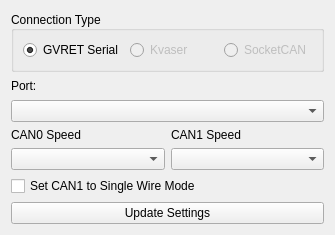
Before: the Qt Designer form connectionwindow.ui in collin80/SavvyCAN, drawn with Qt 5.
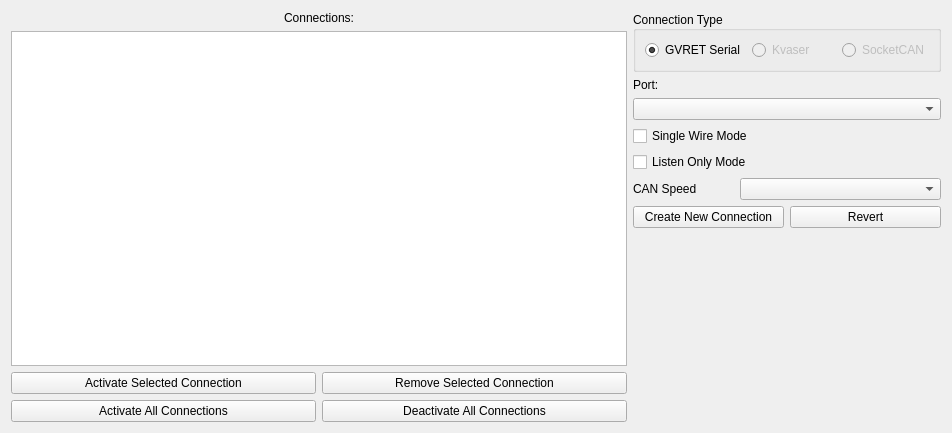
After: the same form once the commit is applied.

Commit message: Preliminary pass at converting connection system to use a more generic approach and support more devices and multiple devices at the same time.

```diff
--- a/connectionwindow.ui
+++ b/connectionwindow.ui
@@ -6,14 +6,73 @@
    <rect>
     <x>0</x>
     <y>0</y>
-    <width>335</width>
-    <height>235</height>
+    <width>952</width>
+    <height>433</height>
    </rect>
   </property>
   <property name="windowTitle">
    <string>Connection Settings</string>
   </property>
+  <layout class="QHBoxLayout" name="horizontalLayout" stretch="2,1">
+   <item>
   <layout class="QVBoxLayout" name="verticalLayout">
+     <item alignment="Qt::AlignHCenter">
+      <widget class="QLabel" name="label_4">
+       <property name="text">
+        <string>Connections:</string>
+       </property>
+      </widget>
+     </item>
+     <item>
+      <widget class="QTableView" name="tableConnections">
+       <property name="selectionMode">
+        <enum>QAbstractItemView::SingleSelection</enum>
+       </property>
+       <property name="selectionBehavior">
+        <enum>QAbstractItemView::SelectRows</enum>
+       </property>
+      </widget>
+     </item>
+     <item>
+      <layout class="QHBoxLayout" name="horizontalLayout_5">
+       <item>
+        <widget class="QPushButton" name="btnBusActivate">
+         <property name="text">
+          <string>Activate Selected Connection</string>
+         </property>
+        </widget>
+       </item>
+       <item>
+        <widget class="QPushButton" name="btnRemoveBus">
+         <property name="text">
+          <string>Remove Selected Connection</string>
+         </property>
+        </widget>
+       </item>
+      </layout>
+     </item>
+     <item>
+      <layout class="QHBoxLayout" name="horizontalLayout_6">
+       <item>
+        <widget class="QPushButton" name="btnActivateAll">
+         <property name="text">
+          <string>Activate All Connections</string>
+         </property>
+        </widget>
+       </item>
+       <item>
+        <widget class="QPushButton" name="btnDeactivateAll">
+         <property name="text">
+          <string>Deactivate All Connections</string>
+         </property>
+        </widget>
+       </item>
+      </layout>
+     </item>
+    </layout>
+   </item>
+   <item>
+    <layout class="QVBoxLayout" name="verticalLayout_2">
    <item>
     <widget class="QGroupBox" name="groupBox">
      <property name="title">
@@ -72,43 +131,66 @@
    <item>
     <widget class="QComboBox" name="cbPort"/>
    </item>
-   <item>
-    <layout class="QGridLayout" name="gridLayout">
-     <item row="0" column="0">
-      <widget class="QLabel" name="label_2">
-       <property name="text">
-        <string>CAN0 Speed</string>
-       </property>
-      </widget>
-     </item>
-     <item row="0" column="1">
-      <widget class="QLabel" name="label_3">
-       <property name="text">
-        <string>CAN1 Speed</string>
-       </property>
-      </widget>
-     </item>
-     <item row="1" column="0">
-      <widget class="QComboBox" name="cbSpeed0"/>
-     </item>
-     <item row="1" column="1">
-      <widget class="QComboBox" name="cbSpeed1"/>
-     </item>
-    </layout>
-   </item>
    <item>
     <widget class="QCheckBox" name="ckSingleWire">
      <property name="text">
-      <string>Set CAN1 to Single Wire Mode</string>
+        <string>Single Wire Mode</string>
      </property>
     </widget>
    </item>
+     <item>
+      <widget class="QCheckBox" name="ckListenOnly">
+       <property name="text">
+        <string>Listen Only Mode</string>
+       </property>
+      </widget>
+     </item>
+     <item>
+      <layout class="QHBoxLayout" name="horizontalLayout_3" stretch="1,2">
+       <item>
+        <widget class="QLabel" name="label_2">
+         <property name="text">
+          <string>CAN Speed</string>
+         </property>
+        </widget>
+       </item>
+       <item>
+        <widget class="QComboBox" name="cbSpeed"/>
+       </item>
+      </layout>
+     </item>
+     <item>
+      <layout class="QHBoxLayout" name="horizontalLayout_4">
    <item>
     <widget class="QPushButton" name="btnOK">
      <property name="text">
-      <string>Update Settings</string>
-     </property>
-    </widget>
+          <string>Create New Connection</string>
+         </property>
+        </widget>
+       </item>
+       <item>
+        <widget class="QPushButton" name="btnRevert">
+         <property name="text">
+          <string>Revert</string>
+         </property>
+        </widget>
+       </item>
+      </layout>
+     </item>
+     <item>
+      <spacer name="verticalSpacer">
+       <property name="orientation">
+        <enum>Qt::Vertical</enum>
+       </property>
+       <property name="sizeHint" stdset="0">
+        <size>
+         <width>20</width>
+         <height>40</height>
+        </size>
+       </property>
+      </spacer>
+     </item>
+    </layout>
    </item>
   </layout>
  </widget>
```
Lines whose indentation alone changed are shown as unchanged. The commit also changes 14 other files.
